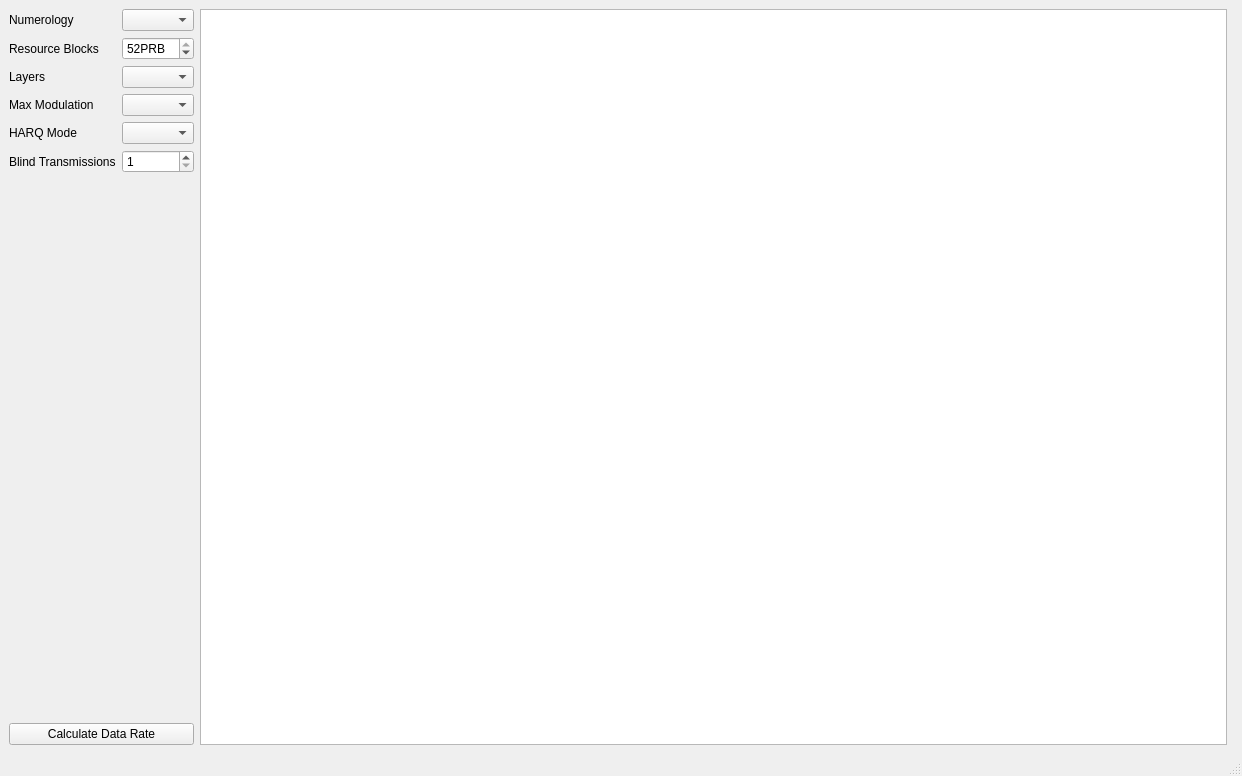
First picture: the form in main-window.ui, repository usnistgov/5G-NR-LTE-Sidelink-Capacity-Estimator, before the edit.
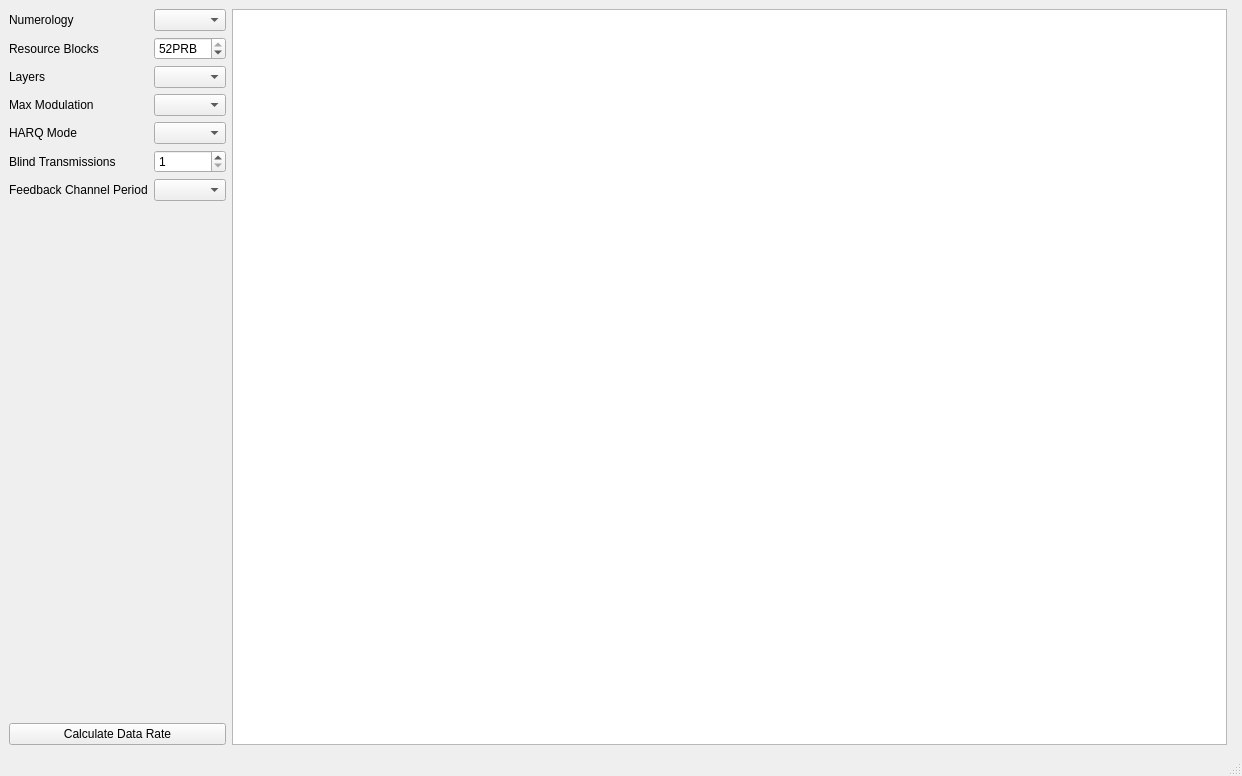
Second picture: the form after the edit. Custom widgets are drawn as their Qt base class.

Commit message: Support 'Feedback Channel' HARQ mode

Patch:
```diff
--- a/main-window.ui
+++ b/main-window.ui
@@ -99,6 +99,16 @@
           </property>
          </widget>
         </item>
+        <item row="6" column="0">
+         <widget class="QLabel" name="lblFeedbackChannel">
+          <property name="text">
+           <string>Feedback Channel Period</string>
+          </property>
+         </widget>
+        </item>
+        <item row="6" column="1">
+         <widget class="QComboBox" name="comboFeedbackChannel"/>
+        </item>
        </layout>
       </item>
       <item>
```
Left out of the diff: 4 changed lines with no effect on the pictures. The commit also changes 5 other files.
